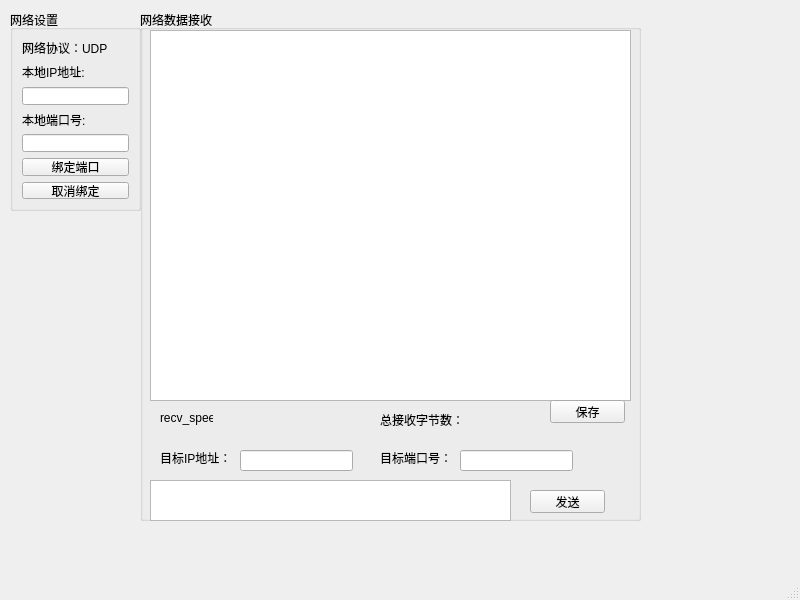
This is MyUdpNetworkassist/mainwindow.ui in ZzJjH/UdpNetworkAssist as Qt 5 draws it before an edit. The edited form follows.
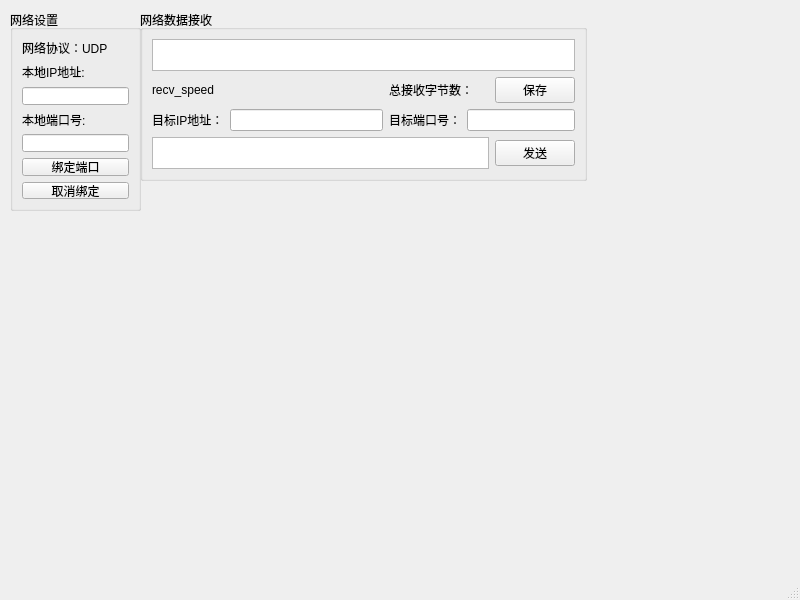
This is the edited form.

Commit message: 保存原始数据

Diff of the .ui file:
```diff
--- a/MyUdpNetworkassist/mainwindow.ui
+++ b/MyUdpNetworkassist/mainwindow.ui
@@ -79,134 +79,83 @@
      <rect>
       <x>140</x>
       <y>10</y>
-      <width>501</width>
-      <height>511</height>
+      <width>447</width>
+      <height>171</height>
      </rect>
     </property>
     <property name="title">
      <string>网络数据接收</string>
     </property>
-    <widget class="QPlainTextEdit" name="ReceiveplainTextEdit">
-     <property name="geometry">
-      <rect>
-       <x>10</x>
-       <y>20</y>
-       <width>481</width>
-       <height>371</height>
-      </rect>
-     </property>
-     <property name="readOnly">
-      <bool>false</bool>
-     </property>
-    </widget>
-    <widget class="QTextEdit" name="SendtextEdit">
-     <property name="geometry">
-      <rect>
-       <x>10</x>
-       <y>470</y>
-       <width>361</width>
-       <height>41</height>
-      </rect>
-     </property>
-    </widget>
-    <widget class="QPushButton" name="SendBtn">
-     <property name="geometry">
-      <rect>
-       <x>390</x>
-       <y>480</y>
-       <width>75</width>
-       <height>23</height>
-      </rect>
-     </property>
-     <property name="text">
-      <string>发送</string>
-     </property>
-    </widget>
-    <widget class="QLabel" name="label_4">
-     <property name="geometry">
-      <rect>
-       <x>20</x>
-       <y>440</y>
-       <width>71</width>
-       <height>16</height>
-      </rect>
-     </property>
-     <property name="text">
-      <string>目标IP地址：</string>
-     </property>
-    </widget>
-    <widget class="QLineEdit" name="UdpIPlineEdit">
-     <property name="geometry">
-      <rect>
-       <x>100</x>
-       <y>440</y>
-       <width>113</width>
-       <height>21</height>
-      </rect>
-     </property>
-    </widget>
-    <widget class="QLabel" name="label_5">
-     <property name="geometry">
-      <rect>
-       <x>240</x>
-       <y>440</y>
-       <width>71</width>
-       <height>16</height>
-      </rect>
-     </property>
-     <property name="text">
-      <string>目标端口号：</string>
-     </property>
-    </widget>
-    <widget class="QLineEdit" name="UdpPORTlineEdit">
-     <property name="geometry">
-      <rect>
-       <x>320</x>
-       <y>440</y>
-       <width>113</width>
-       <height>21</height>
-      </rect>
-     </property>
-    </widget>
-    <widget class="QPushButton" name="saveBtn">
-     <property name="geometry">
-      <rect>
-       <x>410</x>
-       <y>390</y>
-       <width>75</width>
-       <height>23</height>
-      </rect>
-     </property>
-     <property name="text">
-      <string>保存</string>
-     </property>
-    </widget>
-    <widget class="QLabel" name="recv_speed">
-     <property name="geometry">
-      <rect>
-       <x>20</x>
-       <y>400</y>
-       <width>53</width>
-       <height>15</height>
-      </rect>
-     </property>
-     <property name="text">
-      <string>recv_speed</string>
-     </property>
-    </widget>
-    <widget class="QLabel" name="totalByte">
-     <property name="geometry">
-      <rect>
-       <x>240</x>
-       <y>400</y>
-       <width>151</width>
-       <height>20</height>
-      </rect>
-     </property>
-     <property name="text">
-      <string>总接收字节数：</string>
-     </property>
-    </widget>
+    <layout class="QGridLayout" name="gridLayout_2">
+     <item row="0" column="0" colspan="5">
+      <widget class="QPlainTextEdit" name="ReceiveplainTextEdit">
+       <property name="readOnly">
+        <bool>false</bool>
+       </property>
+      </widget>
+     </item>
+     <item row="1" column="0">
+      <widget class="QLabel" name="recv_speed">
+       <property name="text">
+        <string>recv_speed</string>
+       </property>
+      </widget>
+     </item>
+     <item row="1" column="2" colspan="2">
+      <widget class="QLabel" name="totalByte">
+       <property name="text">
+        <string>总接收字节数：</string>
+       </property>
+      </widget>
+     </item>
+     <item row="1" column="4">
+      <widget class="QPushButton" name="saveBtn">
+       <property name="text">
+        <string>保存</string>
+       </property>
+      </widget>
+     </item>
+     <item row="2" column="0">
+      <widget class="QLabel" name="label_4">
+       <property name="text">
+        <string>目标IP地址：</string>
+       </property>
+      </widget>
+     </item>
+     <item row="2" column="1">
+      <widget class="QLineEdit" name="UdpIPlineEdit"/>
+     </item>
+     <item row="2" column="2">
+      <widget class="QLabel" name="label_5">
+       <property name="text">
+        <string>目标端口号：</string>
+       </property>
+      </widget>
+     </item>
+     <item row="2" column="3" colspan="2">
+      <widget class="QLineEdit" name="UdpPORTlineEdit"/>
+     </item>
+     <item row="3" column="0" colspan="4">
+      <widget class="QTextEdit" name="SendtextEdit"/>
+     </item>
+     <item row="3" column="4">
+      <widget class="QPushButton" name="SendBtn">
+       <property name="text">
+        <string>发送</string>
+       </property>
+      </widget>
+     </item>
+    </layout>
+   </widget>
+   <widget class="QWidget" name="widget" native="true">
+    <property name="geometry">
+     <rect>
+      <x>10</x>
+      <y>220</y>
+      <width>391</width>
+      <height>331</height>
+     </rect>
+    </property>
    </widget>
   </widget>
   <widget class="QMenuBar" name="menubar">
```
The commit also changes 2 other files.
